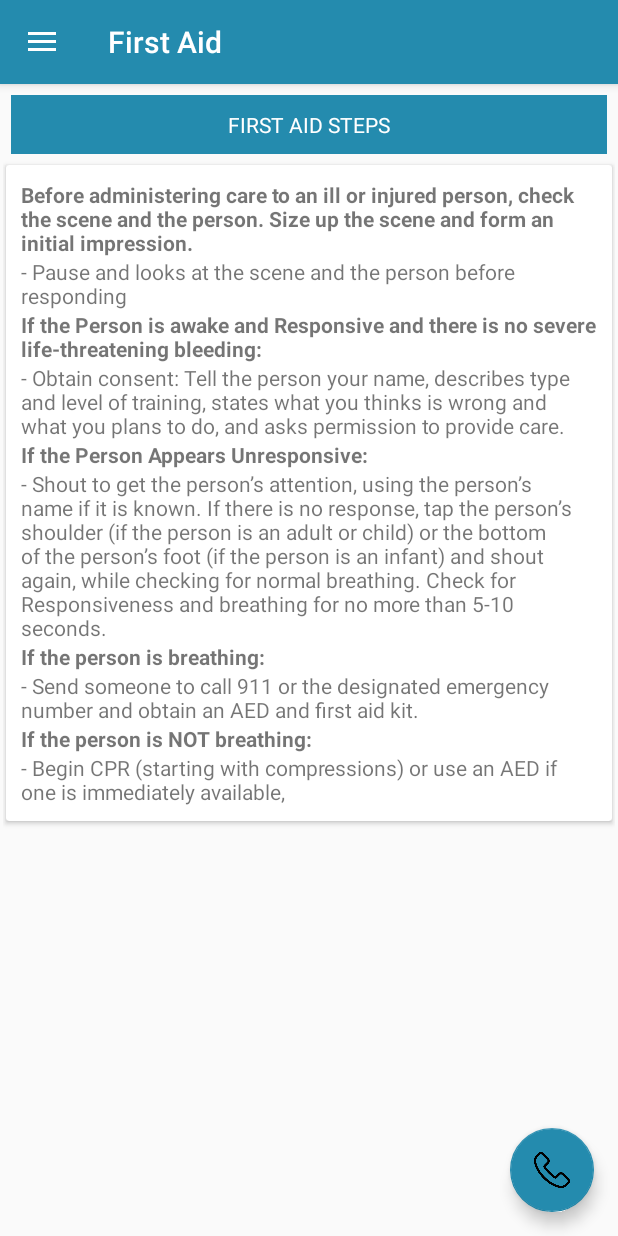
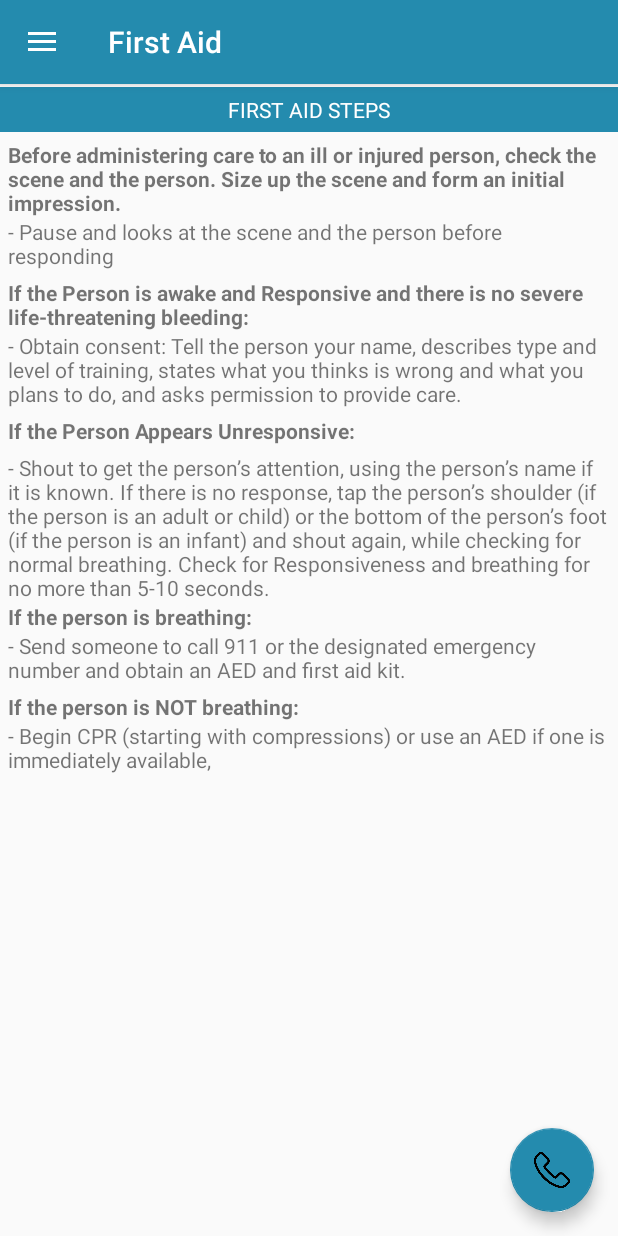
Before and after one commit to 2015084962/BAHAnda, an Android app: the screen it shows after launch (MainActivity), in the side drawer, after a tap on "First Aid", on a phone screen of 412 x 824 dp. Run offline under Robolectric (Android 15) with nearby library versions, the phone set to English and light mode, and no system bars.

Commit message:
Updated activity_main_drawer

```diff
--- a/app/src/main/java/com/cornell/diaz/MainActivity.java
+++ b/app/src/main/java/com/cornell/diaz/MainActivity.java
@@ -141,13 +141,13 @@ public class MainActivity extends AppCompatActivity
             FragmentTransaction fragmentTransaction = getSupportFragmentManager().beginTransaction();
             fragmentTransaction.replace(R.id.content_frame, mapFragment, "Map");
             fragmentTransaction.commit();
-//        } else if (id == R.id.nav_hotlines) {
-//            // Handle the hotlines
-//            setTitle("Hotlines");
-//            hotlines hotlinesFragment = new hotlines();
-//            FragmentTransaction fragmentTransaction = getSupportFragmentManager().beginTransaction();
-//            fragmentTransaction.replace(R.id.content_frame, hotlinesFragment, "Hotlines");
-//            fragmentTransaction.commit();
+        } else if (id == R.id.nav_hotlines) {
+            // Handle the hotlines
+            setTitle("Hotlines");
+            hotlines hotlinesFragment = new hotlines();
+            FragmentTransaction fragmentTransaction = getSupportFragmentManager().beginTransaction();
+            fragmentTransaction.replace(R.id.content_frame, hotlinesFragment, "Hotlines");
+            fragmentTransaction.commit();
         } else if (id == R.id.nav_home) {
             setTitle("Home");
             Home homeFragment = new Home();
--- a/app/src/main/java/com/cornell/diaz/hotlines.java
+++ b/app/src/main/java/com/cornell/diaz/hotlines.java
@@ -23,7 +23,7 @@ public class hotlines extends Fragment {
     public View onCreateView(LayoutInflater inflater, ViewGroup container,
                              Bundle savedInstanceState) {
         // Inflate the layout for this fragment
-        return inflater.inflate(R.layout.fragment_hotlines, container, false);
+        return inflater.inflate(R.layout.hotline_popup, container, false);
     }
 
 }
--- a/app/src/main/res/layout/fragment_firstaid.xml
+++ b/app/src/main/res/layout/fragment_firstaid.xml
@@ -9,35 +9,35 @@
 
     <LinearLayout
         android:layout_width="match_parent"
-        android:layout_height="match_parent"
-        android:layout_margin="2dp"
+        android:layout_height="wrap_content"
+        android:layout_marginBottom="10dp"
         android:orientation="vertical">
 
         <TextView
             android:layout_width="match_parent"
             android:layout_height="wrap_content"
-            android:layout_margin="5dp"
+            android:layout_marginTop="2dp"
             android:background="@color/colorPrimary"
             android:gravity="center"
-            android:padding="10dp"
+            android:padding="5dp"
             android:text="FIRST AID STEPS"
             android:textColor="@android:color/white" />
 
-        <android.support.v7.widget.CardView
+        <ScrollView
             android:layout_width="match_parent"
-            android:layout_height="wrap_content"
-            android:layout_margin="2dp">
+            android:layout_height="match_parent">
 
             <LinearLayout
                 android:layout_width="match_parent"
                 android:layout_height="match_parent"
                 android:orientation="vertical"
-                android:padding="10dp">
+                android:padding="5dp">
 
                 <TextView
                     android:id="@+id/textView4"
                     android:layout_width="wrap_content"
                     android:layout_height="wrap_content"
+                    android:layout_gravity="right"
                     android:text="@string/first_aid_steps"
                     android:textStyle="bold" />
 
@@ -45,12 +45,14 @@
                     android:id="@+id/textView13"
                     android:layout_width="match_parent"
                     android:layout_height="wrap_content"
+                    android:layout_gravity="right|fill_vertical"
                     android:text="- Pause and looks at the scene and the person before responding" />
 
                 <TextView
                     android:id="@+id/textView5"
                     android:layout_width="wrap_content"
                     android:layout_height="wrap_content"
+                    android:layout_marginTop="5dp"
                     android:text="If the Person is awake and Responsive and there is no severe life-threatening bleeding:"
                     android:textStyle="bold" />
 
@@ -64,6 +66,7 @@
                     android:id="@+id/textView6"
                     android:layout_width="match_parent"
                     android:layout_height="wrap_content"
+                    android:layout_marginTop="5dp"
                     android:text="If the Person Appears Unresponsive:"
                     android:textStyle="bold" />
 
@@ -71,6 +74,7 @@
                     android:id="@+id/textView10"
                     android:layout_width="match_parent"
                     android:layout_height="wrap_content"
+                    android:layout_marginTop="5dp"
                     android:text="- Shout to get the person’s attention, using the person’s name if it is known. If there is no response, tap the person’s shoulder (if the person is an adult or child) or the bottom of the person’s foot (if the person is an infant) and shout again, while checking for normal breathing. Check for Responsiveness and breathing for no more than 5-10 seconds." />
 
                 <TextView
@@ -90,6 +94,7 @@
                     android:id="@+id/textView8"
                     android:layout_width="match_parent"
                     android:layout_height="wrap_content"
+                    android:layout_marginTop="5dp"
                     android:text="If the person is NOT breathing:"
                     android:textStyle="bold" />
 
@@ -99,8 +104,8 @@
                     android:layout_height="wrap_content"
                     android:text="- Begin CPR (starting with compressions) or use an AED if one is immediately available," />
             </LinearLayout>
+        </ScrollView>
 
-        </android.support.v7.widget.CardView>
     </LinearLayout>
 
 </FrameLayout>
--- a/app/src/main/res/menu/activity_main_drawer.xml
+++ b/app/src/main/res/menu/activity_main_drawer.xml
@@ -16,10 +16,10 @@
             android:id="@+id/nav_safetytips"
             android:icon="@drawable/menu_safety_tips"
             android:title="Safety Tips" />
-        <!--<item-->
-            <!--android:id="@+id/nav_hotlines"-->
-            <!--android:icon="@drawable/menu_hotline"-->
-            <!--android:title="Hotlines" />-->
+        <item
+            android:id="@+id/nav_hotlines"
+            android:icon="@drawable/menu_hotline"
+            android:title="Hotlines" />
         <item
             android:id="@+id/nav_map"
             android:icon="@drawable/menu_map"
```
